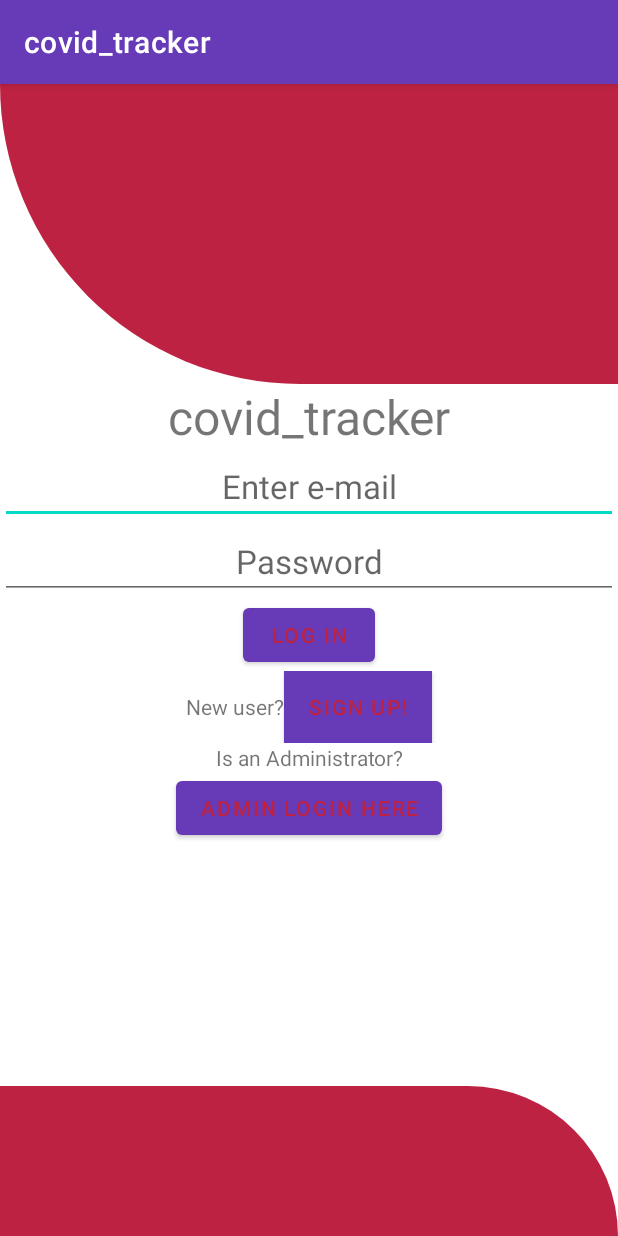
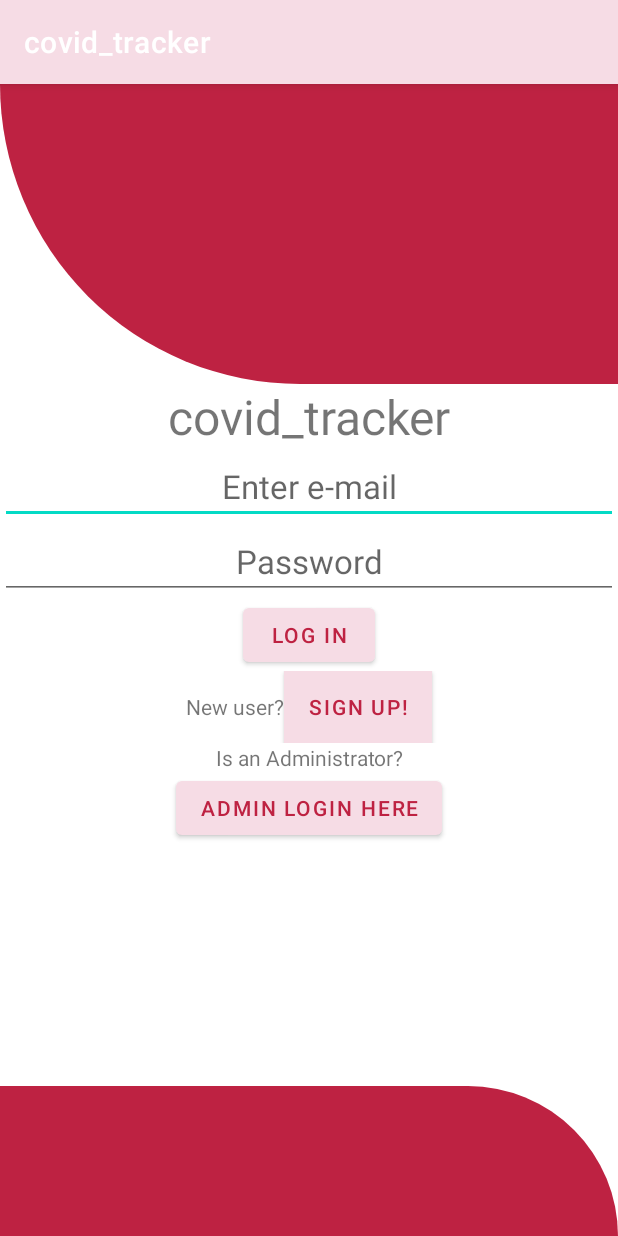
Before and after one commit to monkcs/software-engineering-project, an Android app: the Login screen opened directly, with no data from a screen before it, on a phone screen of 412 x 824 dp. Run offline under Robolectric (Android 15) with nearby library versions, the phone set to English and light mode, and no system bars; our stand-ins replace Volley.

```diff
--- a/android-app/app/src/main/java/com/example/covid_tracker/Login.java
+++ b/android-app/app/src/main/java/com/example/covid_tracker/Login.java
@@ -46,7 +46,7 @@ public class Login extends AppCompatActivity implements OnClickListener {
     private static final String TAG_MSG = "message";
     private static final String TAG_SUC = "success";
     private ProgressDialog pDialog;
-    JSONParser jsonParser = new JSONParser();
+    //JSONParser jsonParser = new JSONParser();
     private static final String LOGIN_URL = "https://hex.cse.kau.se/~charhabo100/vaccine-tracker/information.php";
 
     @Override
--- a/android-app/app/src/main/res/values/colors.xml
+++ b/android-app/app/src/main/res/values/colors.xml
@@ -9,7 +9,7 @@
     <color name="white">#FFFFFFFF</color>
     <color name="red">#dc0a37</color>
     <color name="redish">#be2242</color>
-    <color name="lightpink">#673AB7</color>
+    <color name="lightpink">#F6DCE5</color>
     <color name="grey">#7E7E7E</color>
 
 
```
